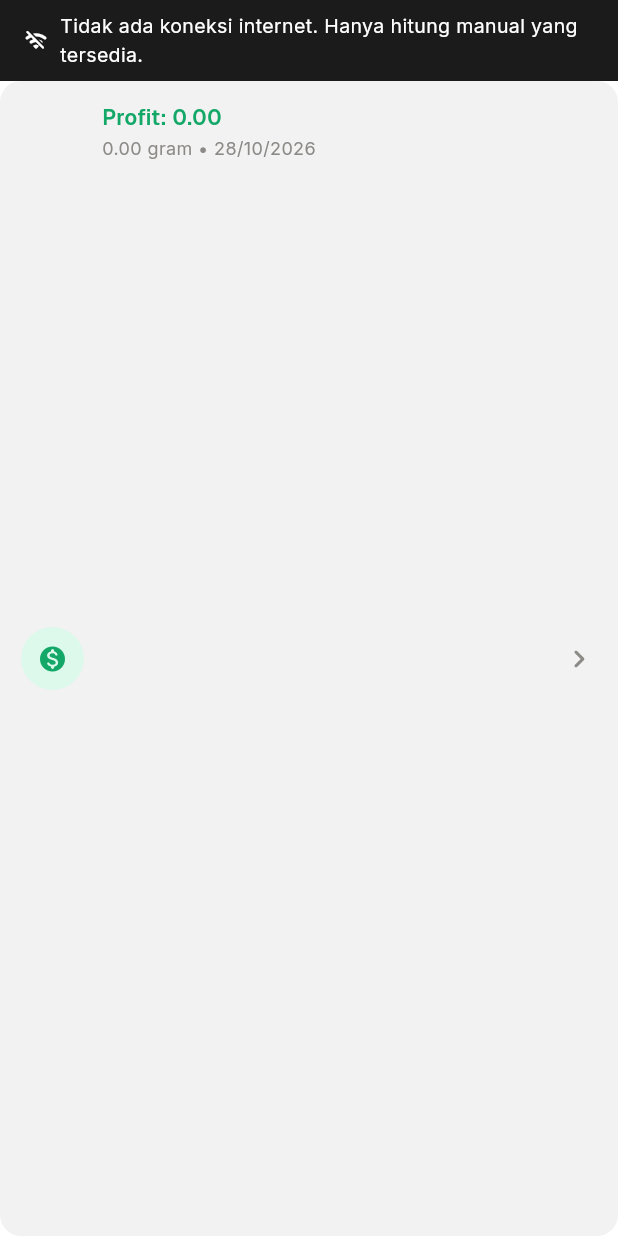
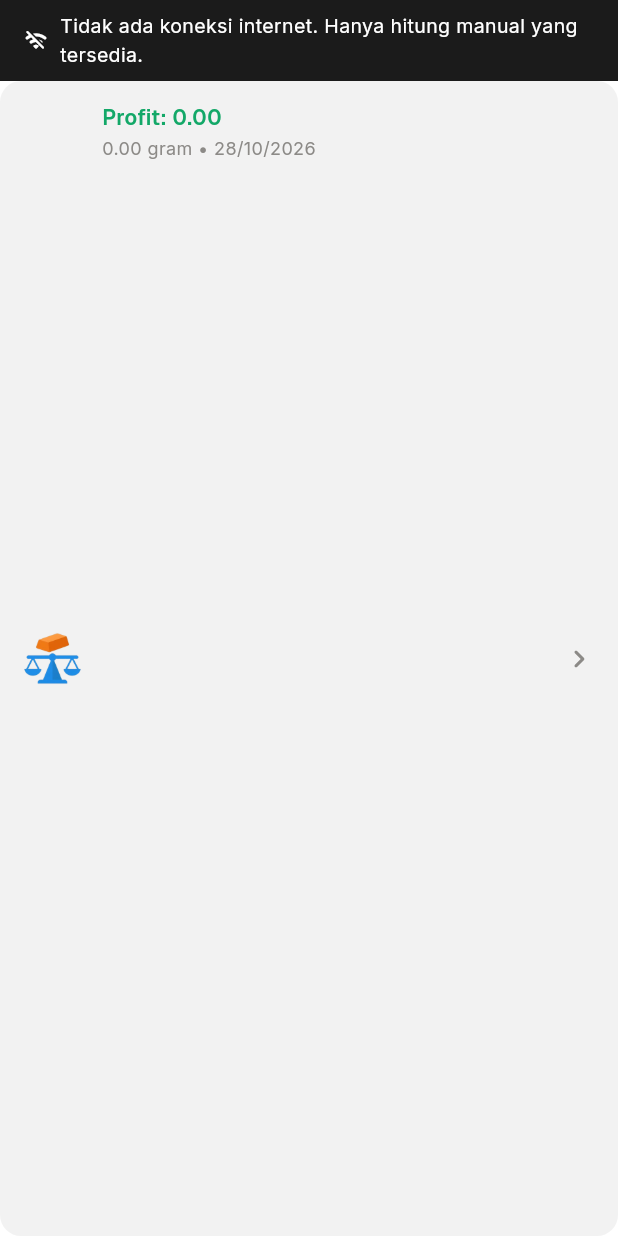
Before and after one commit to wahyuhkm48/pt_ewf_app, a Flutter app: the EmasHistoryTile widget shown alone on an empty page, opened directly with empty values, on a phone screen of 412 x 824 dp. Run offline on Flutter 3.47's test engine with Material 3 defaults, Android fonts, the phone set to English and light mode, and no system bars; our stand-ins replace connectivity_plus, flutter_secure_storage, google_fonts, image_picker, share_plus, webview_flutter; missing offline and left inert: excel; accounts and stored records are empty.

Commit message:
feat : menambahkan image khusus untuk icon hasil history kalkulator

```diff
--- a/lib/widgets/history_tiles.dart
+++ b/lib/widgets/history_tiles.dart
@@ -31,11 +31,7 @@ class PivotHistoryTile extends StatelessWidget {
         ),
         child: Row(
           children: [
-            Container(
-              width: 42, height: 42,
-              decoration: const BoxDecoration(color: AppColors.secondarySoft, shape: BoxShape.circle),
-              child: const Icon(Icons.equalizer_rounded, color: AppColors.secondary, size: 20),
-            ),
+            Image.asset('assets/images/welcome/pivot_point.webp', width: 42, height: 42),
             const SizedBox(width: 12),
             Expanded(
               child: Column(
@@ -83,11 +79,7 @@ class NestHistoryTile extends StatelessWidget {
         ),
         child: Row(
           children: [
-            Container(
-              width: 42, height: 42,
-              decoration: const BoxDecoration(color: AppColors.secondarySoft, shape: BoxShape.circle),
-              child: const Icon(Icons.compare_arrows_rounded, color: AppColors.secondary, size: 20),
-            ),
+            Image.asset('assets/images/welcome/nest.webp', width: 42, height: 42),
             const SizedBox(width: 12),
             Expanded(
               child: Column(
@@ -134,18 +126,7 @@ class EmasHistoryTile extends StatelessWidget {
         ),
         child: Row(
           children: [
-            Container(
-              width: 42, height: 42,
-              decoration: BoxDecoration(
-                color: untung ? AppColors.successBg : AppColors.dangerBg,
-                shape: BoxShape.circle,
-              ),
-              child: Icon(
-                Icons.monetization_on_rounded,
-                color: untung ? AppColors.success : AppColors.danger,
-                size: 20,
-              ),
-            ),
+            Image.asset('assets/images/welcome/emas_fisik.webp', width: 42, height: 42),
             const SizedBox(width: 12),
             Expanded(
               child: Column(
```
Also changed, not shown: assets/images/welcome/emas_fisik.webp (added), assets/images/welcome/nest.webp (added), assets/images/welcome/pivot_point.webp (added).
